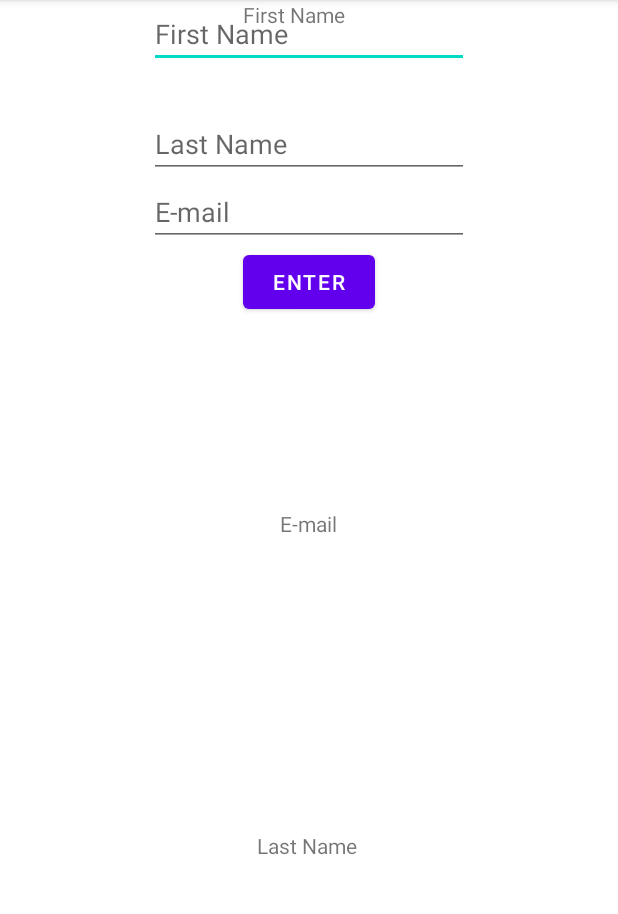
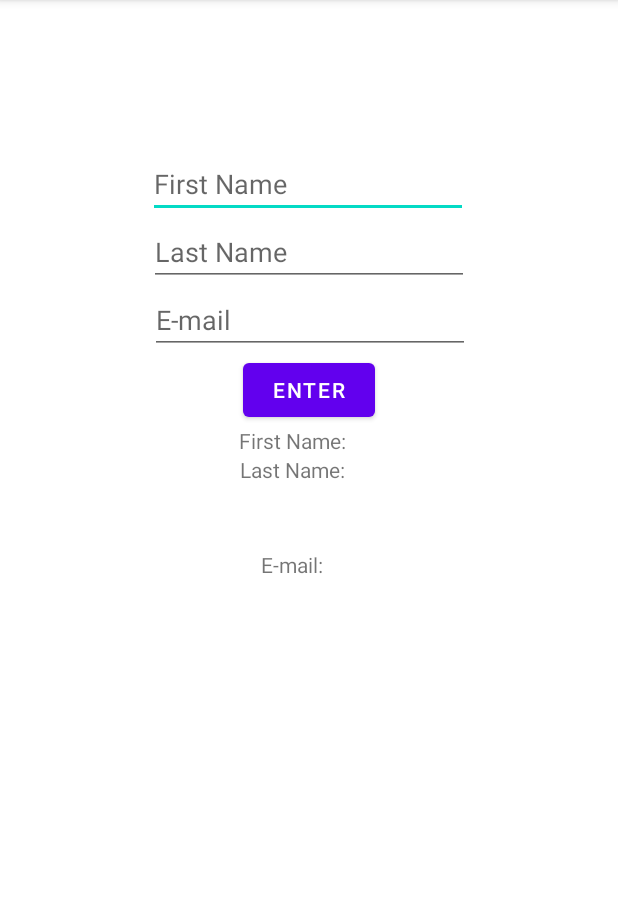
Before and after one commit to bilwagutthi/android-practice-projects, an Android app: the screen it shows after launch (MainActivity), after a tap on "ENTER", on a phone screen of 412 x 824 dp, the part 84-998 px from its top. Run offline under Robolectric (Android 15) with nearby library versions, the phone set to English and light mode, and no system bars.

Commit message:
02 added function

```diff
--- a/02_TextInputs/app/src/main/java/com/example/a02_textinputs/MainActivity.java
+++ b/02_TextInputs/app/src/main/java/com/example/a02_textinputs/MainActivity.java
@@ -5,6 +5,7 @@ import androidx.appcompat.app.AppCompatActivity;
 import android.os.Bundle;
 import android.view.View;
 import android.widget.EditText;
+import android.widget.TextView;
 
 public class MainActivity extends AppCompatActivity {
 
@@ -15,7 +16,16 @@ public class MainActivity extends AppCompatActivity {
     }
 
     public void enterClicked(View view) {
-        EditText firstName= new EditText(R.id.firstNameInput);
+        EditText fin = findViewById(R.id.firstNameInput);
+        EditText lin = findViewById(R.id.lastNameInput);
+        EditText ein = findViewById(R.id.emailInput);
 
+        TextView firstName = findViewById(R.id.firstNameOutput);
+        TextView lastName = findViewById(R.id.lastNameOutput);
+        TextView email = findViewById(R.id.emailOutput);
+
+        firstName.setText("First Name: "+ fin.getText().toString());
+        lastName.setText("Last Name: "+ lin.getText().toString());
+        email.setText("E-mail: "+ ein.getText().toString());
     }
 }
--- a/02_TextInputs/app/src/main/res/layout/activity_main.xml
+++ b/02_TextInputs/app/src/main/res/layout/activity_main.xml
@@ -6,23 +6,25 @@
     android:layout_height="match_parent"
     tools:context=".MainActivity">
 
-
     <EditText
         android:id="@+id/firstNameInput"
         android:layout_width="wrap_content"
-        android:layout_height="wrap_content"
+        android:layout_height="0dp"
+        android:layout_weight = "1"
+        android:layout_marginTop="100dp"
         android:ems="10"
         android:hint="First Name"
         android:inputType="textPersonName"
         app:layout_constraintEnd_toEndOf="parent"
+        app:layout_constraintHorizontal_bias="0.497"
         app:layout_constraintStart_toStartOf="parent"
         app:layout_constraintTop_toTopOf="parent" />
 
     <EditText
         android:id="@+id/lastNameInput"
         android:layout_width="wrap_content"
-        android:layout_height="wrap_content"
-        android:layout_marginTop="28dp"
+        android:layout_height="0dp"
+        android:layout_weight = "1"
         android:ems="10"
         android:hint="Last Name"
         android:inputType="textPersonName"
@@ -34,54 +36,61 @@
     <EditText
         android:id="@+id/emailInput"
         android:layout_width="wrap_content"
-        android:layout_height="wrap_content"
+        android:layout_height="0dp"
+        android:layout_weight = "1"
         android:ems="10"
         android:hint="E-mail"
         android:inputType="textEmailAddress"
         app:layout_constraintEnd_toEndOf="parent"
+        app:layout_constraintHorizontal_bias="0.502"
         app:layout_constraintStart_toStartOf="parent"
         app:layout_constraintTop_toBottomOf="@+id/lastNameInput" />
 
     <Button
         android:id="@+id/enter"
         android:layout_width="wrap_content"
-        android:layout_height="wrap_content"
+        android:layout_height="0dp"
+        android:layout_weight="1"
         android:onClick="enterClicked"
         android:text="Enter"
         app:layout_constraintEnd_toEndOf="parent"
+        app:layout_constraintHorizontal_bias="0.501"
         app:layout_constraintStart_toStartOf="parent"
         app:layout_constraintTop_toBottomOf="@+id/emailInput" />
 
     <TextView
         android:id="@+id/firstNameOutput"
         android:layout_width="wrap_content"
-        android:layout_height="wrap_content"
+        android:layout_height="0dp"
+        android:layout_weight = "1"
         android:text="First Name"
         app:layout_constraintEnd_toEndOf="parent"
-        app:layout_constraintHorizontal_bias="0.471"
+        app:layout_constraintHorizontal_bias="0.473"
         app:layout_constraintStart_toStartOf="parent"
-        tools:layout_editor_absoluteY="588dp" />
+        app:layout_constraintTop_toBottomOf="@+id/enter" />
 
     <TextView
         android:id="@+id/lastNameOutput"
         android:layout_width="wrap_content"
-        android:layout_height="wrap_content"
+        android:layout_height="63dp"
+        android:layout_weight="1"
         android:text="Last Name "
-        app:layout_constraintBottom_toBottomOf="parent"
         app:layout_constraintEnd_toEndOf="parent"
+        app:layout_constraintHorizontal_bias="0.473"
         app:layout_constraintStart_toStartOf="parent"
-        app:layout_constraintTop_toBottomOf="@+id/emailOutput" />
+        app:layout_constraintTop_toBottomOf="@+id/firstNameOutput"
+        />
 
     <TextView
         android:id="@+id/emailOutput"
-        android:layout_width="wrap_content"
-        android:layout_height="wrap_content"
-        android:layout_marginTop="320dp"
+        android:layout_width="62dp"
+        android:layout_height="44dp"
+        android:layout_weight="1"
         android:text="E-mail"
         app:layout_constraintEnd_toEndOf="parent"
-        app:layout_constraintHorizontal_bias="0.499"
+        app:layout_constraintHorizontal_bias="0.498"
         app:layout_constraintStart_toStartOf="parent"
-        app:layout_constraintTop_toBottomOf="@+id/firstNameOutput" />
-
+        app:layout_constraintTop_toBottomOf="@+id/lastNameOutput"
+        app:layout_constraintVertical_bias="0.0" />
 
 </androidx.constraintlayout.widget.ConstraintLayout>
```
